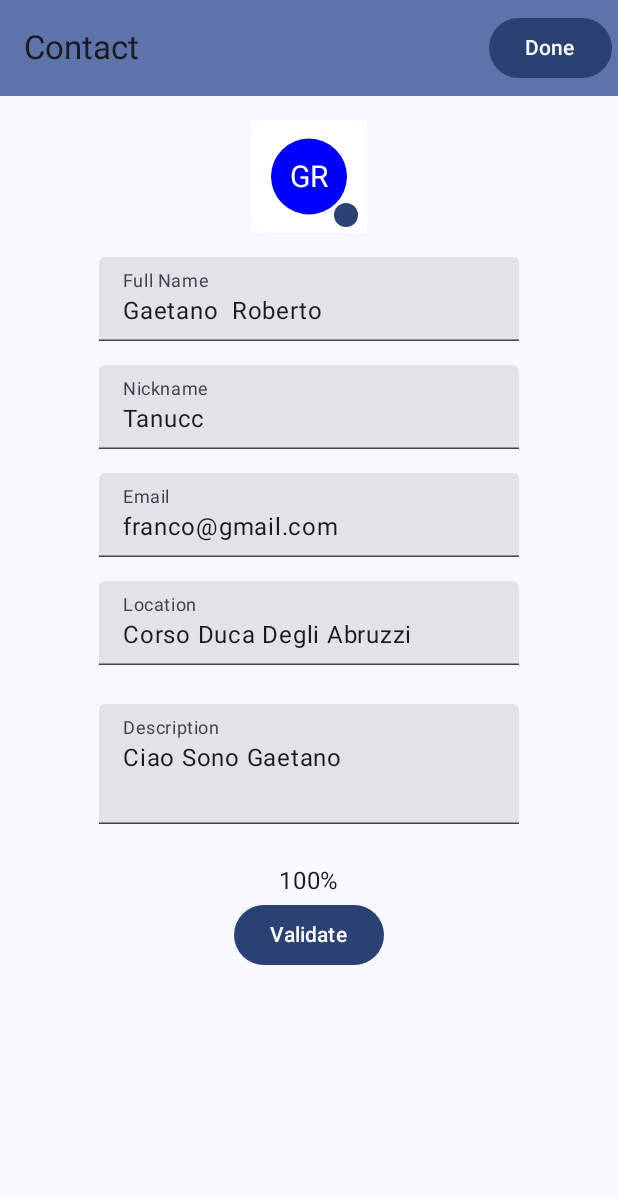
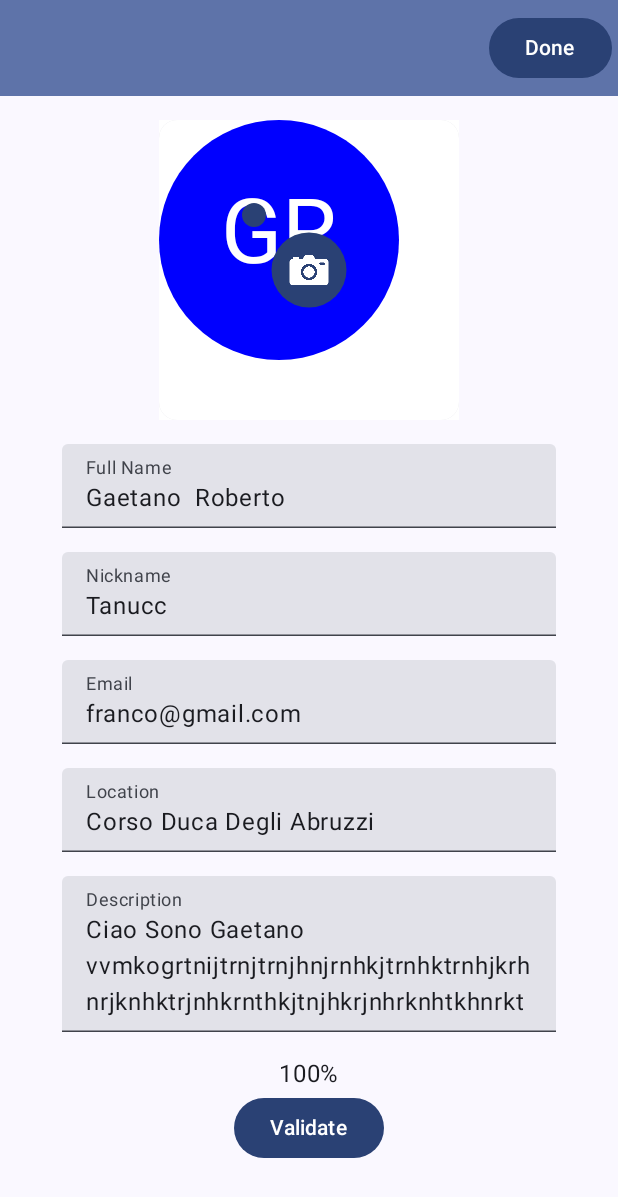
Before and after one commit to GaetanoRoberto/Uniteam-MobileApp, an Android app built with Jetpack Compose: the screen it shows after launch (MainActivity), after a tap on "Edit", on a phone screen of 412 x 824 dp. Shown: the top 1197 px of the screen. Run offline under Robolectric (Android 15) with nearby library versions, the phone set to English and light mode, and no system bars.

Commit message:
Gui rotation handled

```diff
--- a/app/src/main/java/it/polito/uniteam/gui/UserProfileScreen.kt
+++ b/app/src/main/java/it/polito/uniteam/gui/UserProfileScreen.kt
@@ -2,13 +2,13 @@ package it.polito.uniteam.gui
 
 import androidx.compose.foundation.Image
 import androidx.compose.foundation.background
-import androidx.compose.foundation.border
-import androidx.compose.foundation.gestures.draggable
 import androidx.compose.foundation.layout.Arrangement
 import androidx.compose.foundation.layout.Box
+import androidx.compose.foundation.layout.BoxWithConstraints
 import androidx.compose.foundation.layout.Column
 import androidx.compose.foundation.layout.Row
 import androidx.compose.foundation.layout.Spacer
+import androidx.compose.foundation.layout.fillMaxHeight
 import androidx.compose.foundation.layout.fillMaxSize
 import androidx.compose.foundation.layout.fillMaxWidth
 import androidx.compose.foundation.layout.height
@@ -16,9 +16,13 @@ import androidx.compose.foundation.layout.offset
 import androidx.compose.foundation.layout.padding
 import androidx.compose.foundation.layout.size
 import androidx.compose.foundation.layout.width
-import androidx.compose.foundation.shape.RoundedCornerShape
+import androidx.compose.foundation.rememberScrollState
+import androidx.compose.foundation.shape.CircleShape
+import androidx.compose.foundation.text.KeyboardOptions
+import androidx.compose.foundation.verticalScroll
 import androidx.compose.material.icons.Icons
 import androidx.compose.material.icons.filled.Add
+import androidx.compose.material.icons.filled.ArrowBack
 import androidx.compose.material.icons.filled.Edit
 import androidx.compose.material.icons.filled.Email
 import androidx.compose.material.icons.filled.Face
@@ -43,10 +47,17 @@ import androidx.compose.runtime.mutableStateOf
 import androidx.compose.runtime.setValue
 import androidx.compose.ui.Alignment
 import androidx.compose.ui.Modifier
+import androidx.compose.ui.draw.clip
 import androidx.compose.ui.draw.drawBehind
+import androidx.compose.ui.draw.scale
 import androidx.compose.ui.graphics.Color
+import androidx.compose.ui.graphics.painter.Painter
+import androidx.compose.ui.graphics.vector.ImageVector
 import androidx.compose.ui.res.painterResource
 import androidx.compose.ui.text.TextStyle
+import androidx.compose.ui.text.input.ImeAction
+import androidx.compose.ui.text.input.KeyboardType
+import androidx.compose.ui.text.style.TextAlign
 import androidx.compose.ui.tooling.preview.Preview
 import androidx.compose.ui.unit.dp
 import androidx.compose.ui.unit.sp
@@ -55,7 +66,7 @@ import androidx.lifecycle.viewmodel.compose.viewModel
 import it.polito.uniteam.R
 
 
-class UserProfileScreen :ViewModel(){
+class UserProfileScreen : ViewModel() {
     var isEditing by mutableStateOf(false)
         private set  //By adding "private set" only this class can change 'isEditing'
 
@@ -70,13 +81,15 @@ class UserProfileScreen :ViewModel(){
         checkLocation()
         checkDescription()
 
-        if (nameError.isBlank() && emailError.isBlank() && nicknameError.isBlank() && locationError.isBlank() && descriptionError.isBlank() )
+        if (nameError.isBlank() && emailError.isBlank() && nicknameError.isBlank() && locationError.isBlank() && descriptionError.isBlank())
             isEditing = false
     }
+
     var imageValue by mutableStateOf(R.drawable.user_icon)
         private set
     var imageError by mutableStateOf("")
         private set
+
     fun setImage(n: Int) {
         imageValue = n
     }
@@ -90,6 +103,7 @@ class UserProfileScreen :ViewModel(){
         private set
     var nameError by mutableStateOf("")
         private set
+
     fun setName(n: String) {
         nameValue = n
     }
@@ -105,6 +119,7 @@ class UserProfileScreen :ViewModel(){
         private set
     var nicknameError by mutableStateOf("")
         private set
+
     fun setNickname(n: String) {
         nicknameValue = n
     }
@@ -120,15 +135,16 @@ class UserProfileScreen :ViewModel(){
         private set
     var emailError by mutableStateOf("")
         private set
+
     fun setEmail(e: String) {
         emailValue = e
     }
+
     private fun checkEmail() {
+        val emailRegex = Regex("^\\w+@[a-zA-Z_]+?\\.[a-zA-Z]{2,3}\$")
         if (emailValue.isBlank())
             emailError = "Email cannot be blank!"
-        else if (!emailValue.contains('@'))
-            emailError = "Invalid email address!"
-        else if (!emailValue.contains('.'))
+        else if (!emailRegex.matches(emailValue))
             emailError = "Invalid email address!"
         else
             emailError = ""
@@ -138,9 +154,11 @@ class UserProfileScreen :ViewModel(){
         private set
     var locationError by mutableStateOf("")
         private set
+
     fun setLocation(t: String) {
         locationValue = t
     }
+
     private fun checkLocation() {
         if (locationValue.isBlank())
             locationError = "Location cannot be blank!"
@@ -148,13 +166,15 @@ class UserProfileScreen :ViewModel(){
             locationError = ""
     }
 
-    var descriptionValue by mutableStateOf("Ciao Sono Gaetano")
+    var descriptionValue by mutableStateOf("Ciao Sono Gaetano vvmkogrtnijtrnjtrnjhnjrnhkjtrnhktrnhjkrhnrjknhktrjnhkrnthkjtnjhkrjnhrknhtkhnrkt")
         private set
     var descriptionError by mutableStateOf("")
         private set
+
     fun setDescription(t: String) {
         descriptionValue = t
     }
+
     private fun checkDescription() {
         if (descriptionValue.isBlank())
             descriptionError = "Location cannot be blank!"
@@ -164,168 +184,167 @@ class UserProfileScreen :ViewModel(){
 
     var KPIValue by mutableStateOf("100%")
         private set
+
     fun setKPI(t: String) {
         KPIValue = t
     }
 
     var cameraPressed by mutableStateOf(false)
         private set
-    fun toggleCameraButtonPressed(){
+
+    fun toggleCameraButtonPressed() {
         cameraPressed = !cameraPressed
     }
 
 
+}
 
-
-
+@Composable
+fun EditRowItem(value: String, keyboardType: KeyboardType = KeyboardType.Text ,onChange: (String) -> Unit, label: String, errorText: String) {
+    TextField(
+        value = value,
+        modifier = Modifier.fillMaxWidth(0.8f),
+        onValueChange = onChange,
+        label = { Text(label) },
+        isError = errorText.isNotBlank(),
+        keyboardOptions = KeyboardOptions.Default.copy(
+            keyboardType = keyboardType,
+            imeAction = ImeAction.Done
+        )
+    )
+    if (errorText.isNotBlank())
+        Text(errorText, color = MaterialTheme.colorScheme.error)
 }
 
 @Preview
 @Composable
 fun EditProfile(vm: UserProfileScreen = viewModel()) {
+    BoxWithConstraints {
+        if (this.maxHeight > this.maxWidth) {
             Column(
                 modifier = Modifier.fillMaxWidth(),
                 horizontalAlignment = Alignment.CenterHorizontally
             ) {
-        //
                 Box() {
-
-
-
                     DefaultImage(vm)
-            if(!vm.cameraPressed){
-                Box(){
+                    if (!vm.cameraPressed) {
+                        Box() {
                             Button(modifier = Modifier
                                 .size(16.dp)
-                        .offset(x = 55.dp, y = 55.dp),   onClick = { vm.toggleCameraButtonPressed() }) {
+                                .offset(x = 55.dp, y = 55.dp),
+                                onClick = { vm.toggleCameraButtonPressed() }) {
                                 Icon(imageVector = Icons.Default.Add, contentDescription = "camera")
-                    }}
-            }else{
-                Box(){
+                            }
+                        }
+                    } else {
+                        Box() {
                             Column {
                                 Row {
-                            FloatingActionButton(modifier = Modifier
-                                .offset(x = 55.dp, y = 55.dp).width(100.dp),
-                                onClick = {  },
+                                    FloatingActionButton(
+                                        modifier = Modifier
+                                            .offset(x = 55.dp, y = 55.dp)
+                                            .width(100.dp),
+                                        onClick = { vm.toggleCameraButtonPressed() },
                                     ) {
 
                                         Text(text = "take a photo")
-                            }}
+                                    }
+                                }
                                 Row {
-                            FloatingActionButton(modifier = Modifier
-                                .offset(x = 55.dp, y = 55.dp).width(100.dp),
-                                onClick = {  },
+                                    FloatingActionButton(
+                                        modifier = Modifier
+                                            .offset(x = 55.dp, y = 55.dp)
+                                            .width(100.dp),
+                                        onClick = { vm.toggleCameraButtonPressed() },
                                     ) {
-
                                         Text(text = "choose from gallery")
                                     }
                                 }
-
-
-
-                        }}
-
-
                             }
-
                         }
-
+                    }
+                }
                 Spacer(modifier = Modifier.height(16.dp))
-
-        TextField(
-            value = vm.nameValue,
-            onValueChange = vm::setName,
-            label = { Text("Full Name") },
-            isError = vm.nameError.isNotBlank()
-        )
-        //
-        if (vm.nameError.isNotBlank())
-            Text(vm.nameError, color = MaterialTheme.colorScheme.error)
-        //
+                EditRowItem(value = vm.nameValue, onChange = vm::setName, label = "Full Name", errorText = vm.nameError)
                 Spacer(modifier = Modifier.height(16.dp))
-        //
-        TextField(
-            value = vm.nicknameValue,
-            onValueChange = vm::setNickname,
-            label = { Text("Nickname") },
-            isError = vm.nicknameError.isNotBlank()
-        )
-        //
-        if (vm.nicknameError.isNotBlank())
-            Text(vm.nicknameError, color = MaterialTheme.colorScheme.error)
-        //
+                EditRowItem(value = vm.nicknameValue, onChange = vm::setNickname, label = "Nickname", errorText = vm.nicknameError)
                 Spacer(modifier = Modifier.height(16.dp))
-
-        TextField(
-            value = vm.emailValue,
-            onValueChange = vm::setEmail,
-            label = { Text("Email") },
-            isError = vm.emailError.isNotBlank()
-        )
-
-        if (vm.emailError.isNotBlank())
-            Text(vm.emailError, color = MaterialTheme.colorScheme.error)
-
+                EditRowItem(value = vm.emailValue, keyboardType = KeyboardType.Email ,onChange = vm::setEmail, label = "Email", errorText = vm.emailError)
                 Spacer(modifier = Modifier.height(16.dp))
-
-        TextField(
-            value = vm.locationValue,
-            onValueChange = vm::setLocation,
-            label = { Text("Location") },
-            isError = vm.locationError.isNotBlank()
-        )
-
-        if (vm.locationError.isNotBlank())
-            Text(vm.locationError, color = MaterialTheme.colorScheme.error)
-
+                EditRowItem(value = vm.locationValue, onChange = vm::setLocation, label = "Location", errorText = vm.locationError)
                 Spacer(modifier = Modifier.height(16.dp))
-
-        TextField(
-            value = vm.descriptionValue,
-            modifier = Modifier
-                .height(100.dp)
-                .padding(10.dp),
-            onValueChange = vm::setDescription,
-            label = { Text("Description") },
-            isError = vm.descriptionError.isNotBlank()
-        )
-
-        if (vm.descriptionError.isNotBlank())
-            Text(vm.descriptionError, color = MaterialTheme.colorScheme.error)
+                EditRowItem(value = vm.descriptionValue, onChange = vm::setDescription, label = "Description", errorText = vm.descriptionError)
                 Spacer(modifier = Modifier.height(16.dp))
-
                 Text(vm.KPIValue)
-
-
                 //Temporary button to validate
-        Button(onClick = {vm.validate()}) {
+                Button(onClick = { vm.validate() }) {
                     Text("Validate")
                 }
             }
+        } else {
+            Row(modifier = Modifier.fillMaxSize()) {
+                Column(
+                    modifier = Modifier
+                        .fillMaxWidth(0.33f)
+                        .fillMaxHeight()
+                        .padding(10.dp, 0.dp, 10.dp, 0.dp),
+                    horizontalAlignment = Alignment.CenterHorizontally,
+                    verticalArrangement = Arrangement.Center
+                ) {
+                    DefaultImage(vm)
                 }
+                Column(
+                    modifier = Modifier
+                        .fillMaxWidth()
+                        .verticalScroll(rememberScrollState()),
+                    horizontalAlignment = Alignment.CenterHorizontally,
+                    verticalArrangement = Arrangement.Center
+                ) {
+                    EditRowItem(value = vm.nameValue, onChange = vm::setName, label = "Full Name", errorText = vm.nameError)
+                    Spacer(modifier = Modifier.height(16.dp))
+                    EditRowItem(value = vm.nicknameValue, onChange = vm::setNickname, label = "Nickname", errorText = vm.nicknameError)
+                    Spacer(modifier = Modifier.height(16.dp))
+                    EditRowItem(value = vm.emailValue, onChange = vm::setEmail, label = "Email", errorText = vm.emailError)
+                    Spacer(modifier = Modifier.height(16.dp))
+                    EditRowItem(value = vm.locationValue, onChange = vm::setLocation, label = "Location", errorText = vm.locationError)
+                    Spacer(modifier = Modifier.height(16.dp))
+                    EditRowItem(value = vm.descriptionValue, onChange = vm::setDescription, label = "Description", errorText = vm.descriptionError)
+                    Spacer(modifier = Modifier.height(16.dp))
+                }
+            }
+        }
+    }
+}
+
 @Preview
 @Composable
 fun DefaultImage(vm: UserProfileScreen = viewModel()) {
     val name = vm.nameValue
+    val iconPainter: Painter = painterResource(id = R.drawable.camera)
 
     if (name.isNotBlank()) {
         val initialsValue =
             name.split(' ')
                 .mapNotNull { it.firstOrNull()?.toString() }
-                .reduce { acc, s -> acc + s }
-                .take(2)
+                .first() +
+                    name.split(' ')
+                        .mapNotNull { it.firstOrNull()?.toString() }
+                        .last()
 
         Card(modifier = Modifier.background(Color.White)) {
             Row(
                 modifier = Modifier
-                            .background(Color.White)
-                            .padding(10.dp),
-                        verticalAlignment = Alignment.CenterVertically
+                    .background(Color.White),
+                verticalAlignment = Alignment.CenterVertically,
+                horizontalArrangement = Arrangement.Center
             ) {
 
+                // Box per contenere l'icona della fotocamera
+                Box(modifier = Modifier.size(200.dp)) {
                     Text(
                         modifier = Modifier
-                                .padding(16.dp)
+                            .padding(40.dp)
+                            .size(80.dp)
                             .drawBehind {
                                 drawCircle(
                                     color = Color.Blue,
@@ -333,116 +352,118 @@ fun DefaultImage(vm: UserProfileScreen = viewModel()) {
                                 )
                             },
                         text = initialsValue,
-                            style = TextStyle(color = Color.White, fontSize = 20.sp)
+                        style = TextStyle(color = Color.White, fontSize = 60.sp, textAlign = TextAlign.Center)
                     )
-
+                    Button(
+                        modifier = Modifier
+                            .size(100.dp)
+                            .scale(0.5f)
+                            .align(Alignment.Center),
+                        onClick = { /* Azione per aprire la galleria */ }
+                    ) {
+                        // Mostra l'icona con l'immagine PNG
+                        Icon(
+                            painter = iconPainter,
+                            contentDescription = "camera",
+                            modifier = Modifier.fillMaxSize()
+                        )
+                    }
+                }
+            }
+        }
+    } else {
+        Image(
+            painter = painterResource(id = vm.imageValue),
+            contentDescription = "Image",
+            modifier = Modifier
+                .padding(40.dp, 0.dp, 40.dp, 0.dp)
+                .size(160.dp)
+        )
     }
 }
 
-
-    } else {
-        Image(painter = painterResource(id = vm.imageValue), contentDescription = "Image")
+@Composable
+fun RowItem(icon: ImageVector, description: String, value: String) {
+    Row(
+        modifier = Modifier.fillMaxWidth(0.8f),
+        verticalAlignment = Alignment.CenterVertically
+    ) {
+        Icon(
+            imageVector = icon,
+            contentDescription = description,
+            modifier = Modifier.size(48.dp)
+        )
+        Text(
+            value,
+            modifier = Modifier
+                .weight(1f)
+                .padding(16.dp, 0.dp),
+            style = MaterialTheme.typography.headlineSmall
+        )
     }
 }
 
 @Preview
 @Composable
 fun PresentationPane(vm: UserProfileScreen = viewModel()) {
+    BoxWithConstraints {
+        if (this.maxHeight > this.maxWidth) {
             Column(
-        modifier = Modifier.fillMaxWidth(),
+                modifier = Modifier
+                    .fillMaxWidth(),
                 horizontalAlignment = Alignment.CenterHorizontally
             ) {
                 Row(
                     modifier = Modifier.fillMaxWidth(0.8f),
-            verticalAlignment = Alignment.CenterVertically
+                    verticalAlignment = Alignment.CenterVertically,
+                    horizontalArrangement = Arrangement.Center
                 ) {
                     DefaultImage(vm)
                 }
-        //
-        Row(
-            modifier = Modifier.fillMaxWidth(0.8f),
-            verticalAlignment = Alignment.CenterVertically
+                Spacer(modifier = Modifier.height(30.dp))
+                Column(
+                    modifier = Modifier
+                        .fillMaxHeight()
+                        .verticalScroll(rememberScrollState())
                 ) {
-            Icon(imageVector = Icons.Default.Person, contentDescription = "name", modifier = Modifier.size(48.dp))
-            Text(
-                vm.nameValue,
-                modifier = Modifier
-                    .weight(1f)
-                    .padding(16.dp, 0.dp),
-                style = MaterialTheme.typography.headlineMedium
-            )
-        }
-        //
-        Row(
-            modifier = Modifier.fillMaxWidth(0.8f),
-            verticalAlignment = Alignment.CenterVertically
-        ) {
-            Icon(imageVector = Icons.Default.Face, contentDescription = "nickname", modifier = Modifier.size(48.dp))
-            Text(
-                vm.nicknameValue,
-                modifier = Modifier
-                    .weight(1f)
-                    .padding(16.dp, 0.dp),
-                style = MaterialTheme.typography.headlineMedium
-            )
-        }
-        //
-        Row(
-            modifier = Modifier.fillMaxWidth(0.8f),
-            verticalAlignment = Alignment.CenterVertically
-        ) {
-            Icon(imageVector = Icons.Default.Email, contentDescription = "email", modifier = Modifier.size(48.dp))
-            Text(
-                vm.emailValue,
-                modifier = Modifier
-                    .weight(1f)
-                    .padding(16.dp, 0.dp),
-                style = MaterialTheme.typography.headlineMedium
-            )
-        }
-        //
-        Row(
-            modifier = Modifier.fillMaxWidth(0.8f),
-            verticalAlignment = Alignment.CenterVertically
-        ) {
-            Icon(imageVector = Icons.Default.LocationOn, contentDescription = "location", modifier = Modifier.size(48.dp))
-            Text(
-                vm.locationValue,
-                modifier = Modifier
-                    .weight(1f)
-                    .padding(16.dp, 0.dp),
-                style = MaterialTheme.typography.headlineMedium
-            )
-        }
-        //
-        Row(
-            modifier = Modifier.fillMaxWidth(0.8f),
-            verticalAlignment = Alignment.CenterVertically
-        ) {
-            Icon(imageVector = Icons.Default.Menu, contentDescription = "description", modifier = Modifier.size(48.dp))
-            Text(
-                vm.descriptionValue,
-                modifier = Modifier
-                    .weight(1f)
-                    .padding(16.dp, 0.dp),
-                style = MaterialTheme.typography.headlineMedium
-            )
-        }
-        //
-        Row(
-            modifier = Modifier.fillMaxWidth(0.8f),
-            verticalAlignment = Alignment.CenterVertically
-        ) {
-            Icon(imageVector = Icons.Default.Star, contentDescription = "KPI", modifier = Modifier.size(48.dp))
-            Text(
-                vm.KPIValue,
-                modifier = Modifier
-                    .weight(1f)
-                    .padding(16.dp, 0.dp),
-                style = MaterialTheme.typography.headlineMedium
-            )
+                    RowItem(icon = Icons.Default.Person, description = "name", value = vm.nameValue)
+                    RowItem(icon = Icons.Default.Face, description = "nickname", value = vm.nicknameValue)
+                    RowItem(icon = Icons.Default.Email, description = "email", value = vm.emailValue)
+                    RowItem(icon = Icons.Default.LocationOn, description = "location", value = vm.locationValue)
+                    RowItem(icon = Icons.Default.Menu, description = "description", value = vm.descriptionValue)
+                    RowItem(icon = Icons.Default.Star, description = "KPI", value = vm.KPIValue)
                 }
             }
+        } else {
+            Row(modifier = Modifier.fillMaxSize()) {
+                Column(
+                    modifier = Modifier
+                        .fillMaxWidth(0.33f)
+                        .fillMaxHeight()
+                        .padding(10.dp, 0.dp, 10.dp, 0.dp),
+                    horizontalAlignment = Alignment.CenterHorizontally,
+                    verticalArrangement = Arrangement.Center
+                ) {
+                    DefaultImage(vm)
+                }
+                Column(
+                    modifier = Modifier
+                        .fillMaxWidth()
+                        .verticalScroll(rememberScrollState()),
+                    horizontalAlignment = Alignment.CenterHorizontally,
+                    verticalArrangement = Arrangement.Center
+                ) {
+                    RowItem(icon = Icons.Default.Person, description = "name", value = vm.nameValue)
+                    RowItem(icon = Icons.Default.Face, description = "nickname", value = vm.nicknameValue)
+                    RowItem(icon = Icons.Default.Email, description = "email", value = vm.emailValue)
+                    RowItem(icon = Icons.Default.LocationOn, description = "location", value = vm.locationValue)
+                    RowItem(icon = Icons.Default.Menu, description = "description", value = vm.descriptionValue)
+                    RowItem(icon = Icons.Default.Star, description = "KPI", value = vm.KPIValue)
+                }
+            }
+        }
+    }
+
 }
 
 @Preview
@@ -453,10 +474,10 @@ fun FormScreen(vm: UserProfileScreen = viewModel()) {
         modifier = Modifier.fillMaxSize()
     ) {
         TopAppBar(
-            title = { Text("Contact") },
+            title = { Text("") },
             colors = TopAppBarDefaults.topAppBarColors(containerColor = MaterialTheme.colorScheme.primaryContainer),
             actions = {
-                if(vm.isEditing)
+                if (vm.isEditing)
                     Button(onClick = { vm.validate() }) {
                         Text("Done")
                     }
```
Also changed, not shown: app/src/main/res/drawable/camera.png (added). Lines whose indentation alone changed are shown as unchanged.
